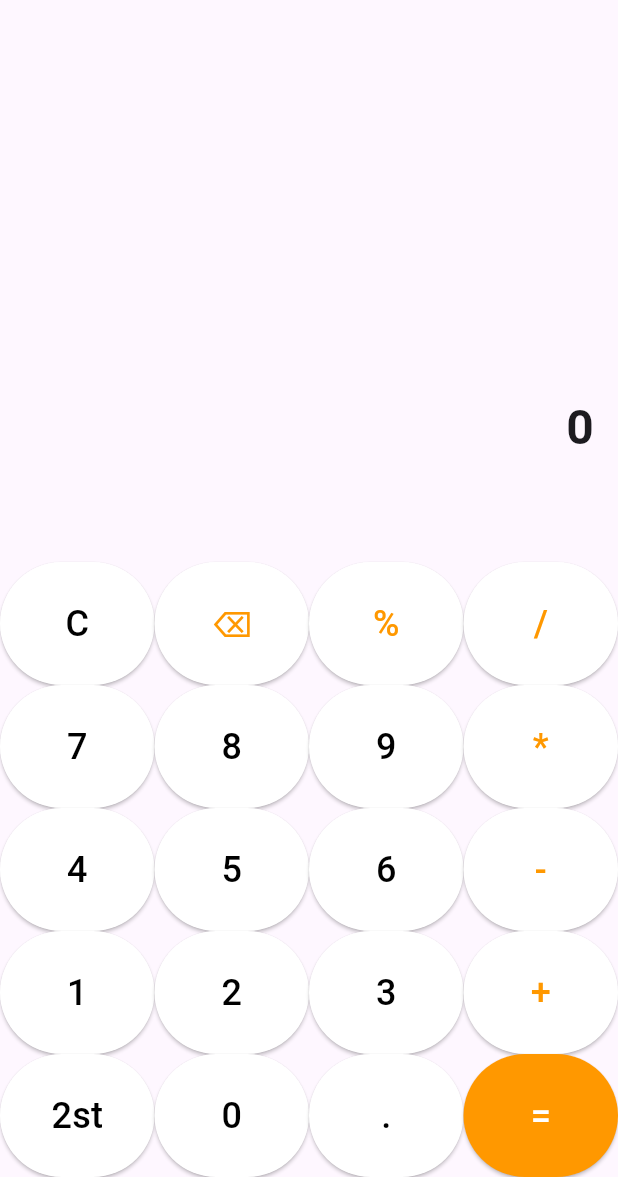
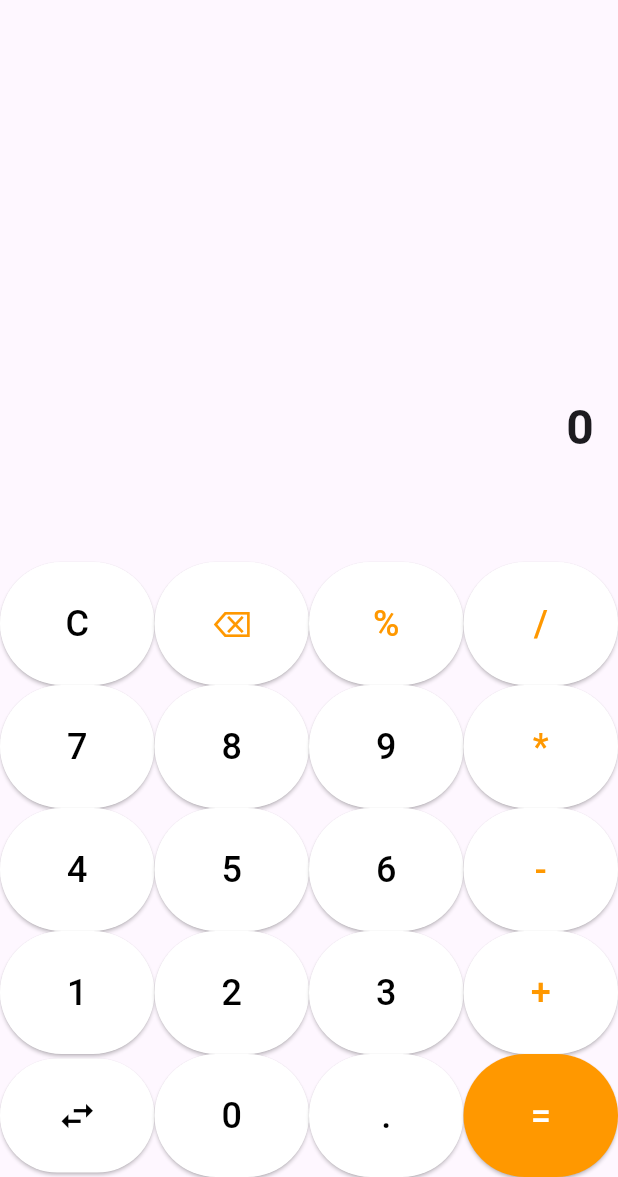
Before and after one commit to msharafice/Calculator, a Flutter app: the screen it shows after launch, after a tap on "Calculator", on a phone screen of 412 x 824 dp, the part 59-1236 px from its top. Run offline on Flutter 3.47's test engine with Material 3 defaults, Android fonts, the phone set to English and light mode, and no system bars; missing offline and left inert: math_parser.

Commit message:
Adding trigonometry & clean coding

```diff
--- /dev/null
+++ b/lib/calculator.dart
@@ -0,0 +1,120 @@
+import 'package:flutter/material.dart';
+import 'package:math_parser/math_parser.dart';
+import 'widgets.dart';
+
+class CalculatorScreen extends StatefulWidget {
+  const CalculatorScreen({super.key});
+
+  @override
+  CalculatorScreenState createState() => CalculatorScreenState();
+}
+
+class CalculatorScreenState extends State<CalculatorScreen> {
+  String input = "";
+  String result = "0";
+  bool showAdvancedKeyboard = false;
+  List<String> history = [];
+  bool showHistory = false;
+
+  void buttonPressed(String value) {
+    setState(() {
+      if (value == "C") {
+        input = "";
+        result = "0";
+      } else if (value == "⌫") {
+        if (input.isNotEmpty) {
+          input = input.substring(0, input.length - 1);
+        }
+      } else if (value == "=") {
+        try {
+          String formattedInput = input
+              .replaceAllMapped(RegExp(r'lg\s*\(?([\d.]+)\)?'),
+                  (match) => 'log(${match[1]},10)')
+              .replaceAllMapped(RegExp(r'ln\s*\(?([\d.]+)\)?'),
+                  (match) => 'log(${match[1]}, e)')
+              .replaceAllMapped(RegExp(r'sin\s*\(?([\d.]+)\)?'),
+                  (match) => 'sin((${match[1]} * pi / 180))')
+              .replaceAllMapped(RegExp(r'cos\s*\(?([\d.]+)\)?'),
+                  (match) => 'cos((${match[1]} * pi / 180))')
+              .replaceAllMapped(RegExp(r'tan\s*\(?([\d.]+)\)?'),
+                  (match) => 'tan((${match[1]} * pi / 180))');
+
+          final parser = MathNodeExpression.fromString(formattedInput);
+          final evaluated =
+              parser.calc(MathVariableValues({'pi': 3.141592653589793}));
+          result = evaluated
+              .toStringAsFixed(6)
+              .replaceAll(RegExp(r"0*$"), "")
+              .replaceAll(RegExp(r"\.$"), "");
+          history.add("$input = $result");
+        } catch (e) {
+          result = "خطا";
+        }
+      } else if (value == "2st") {
+        showAdvancedKeyboard = !showAdvancedKeyboard;
+      } else {
+        input += value;
+      }
+    });
+  }
+
+  @override
+  Widget build(BuildContext context) {
+    return Scaffold(
+      appBar: AppBar(
+        title: Row(
+          mainAxisAlignment: MainAxisAlignment.spaceAround,
+          children: [
+            GestureDetector(
+              onTap: () => setState(() => showHistory = false),
+              child: Text("Calculator",
+                  style: TextStyle(
+                      fontSize: 18,
+                      color: showHistory ? Colors.grey : Colors.black)),
+            ),
+            GestureDetector(
+              onTap: () => setState(() => showHistory = true),
+              child: Text("History",
+                  style: TextStyle(
+                      fontSize: 18,
+                      color: showHistory ? Colors.black : Colors.grey)),
+            ),
+          ],
+        ),
+      ),
+      body: showHistory
+          ? ListView.builder(
+              itemCount: history.length,
+              itemBuilder: (context, index) {
+                return ListTile(
+                  title: Text(history[index], style: TextStyle(fontSize: 18)),
+                );
+              },
+            )
+          : Column(
+              children: [
+                Expanded(
+                  child: Container(
+                    alignment: Alignment.centerRight,
+                    padding: EdgeInsets.all(16),
+                    child: Text(input, style: TextStyle(fontSize: 32)),
+                  ),
+                ),
+                Expanded(
+                  child: Container(
+                    alignment: Alignment.centerRight,
+                    padding: EdgeInsets.all(16),
+                    child: Text(result,
+                        style: TextStyle(
+                            fontSize: 32, fontWeight: FontWeight.bold)),
+                  ),
+                ),
+                // advanced keyboard
+                if (showAdvancedKeyboard) buildAdvancedKeyboard(buttonPressed),
+                // defult keyboard
+                if (!showAdvancedKeyboard) buildDefaultKeyboard(buttonPressed),
+              ],
+            ),
+    );
+  }
+}
--- a/lib/main.dart
+++ b/lib/main.dart
@@ -1,11 +1,13 @@
 import 'package:flutter/material.dart';
-import 'package:math_expressions/math_expressions.dart';
+import 'calculator.dart';
 
 void main() {
   runApp(CalculatorApp());
 }
 
 class CalculatorApp extends StatelessWidget {
+  const CalculatorApp({super.key});
+
   @override
   Widget build(BuildContext context) {
     return MaterialApp(
@@ -14,152 +16,3 @@ class CalculatorApp extends StatelessWidget {
     );
   }
 }
-
-class CalculatorScreen extends StatefulWidget {
-  @override
-  CalculatorScreenState createState() => CalculatorScreenState();
-}
-
-class CalculatorScreenState extends State<CalculatorScreen> {
-  String input = "";
-  String result = "0";
-  List<String> history = [];
-  bool showHistory = false;
-
-  void buttonPressed(String value) {
-    setState(() {
-      if (value == "C") {
-        input = "";
-        result = "0";
-      } else if (value == "⌫") {
-        if (input.isNotEmpty) {
-          input = input.substring(0, input.length - 1);
-        }
-      } else if (value == "=") {
-        try {
-          Parser p = Parser();
-          Expression exp = p.parse(input);
-          ContextModel cm = ContextModel();
-          double eval = exp.evaluate(EvaluationType.REAL, cm);
-          result = eval.toString();
-          history.add("$input = $result");
-        } catch (e) {
-          result = "error";
-        }
-      } else {
-        input += value;
-      }
-    });
-  }
-
-  Widget buildButton(String text) {
-    bool isOperator = "+-*/%⌫".contains(text);
-    bool isEqualButton = text == "=";
-    return Expanded(
-      child: ElevatedButton(
-        style: ElevatedButton.styleFrom(
-          padding: EdgeInsets.all(24),
-          backgroundColor: isEqualButton ? Colors.orange : Colors.white,
-        ),
-        onPressed: () => buttonPressed(text),
-        child: Text(
-          text,
-          style: TextStyle(
-            fontSize: 24,
-            color: isOperator
-                ? Colors.orange
-                : (isEqualButton ? Colors.white : Colors.black),
-          ),
-        ),
-      ),
-    );
-  }
-
-  @override
-  Widget build(BuildContext context) {
-    return Scaffold(
-      appBar: AppBar(
-        title: Row(
-          mainAxisAlignment: MainAxisAlignment.spaceAround,
-          children: [
-            GestureDetector(
-              onTap: () => setState(() => showHistory = false),
-              child: Text("Calculator",
-                  style: TextStyle(
-                      fontSize: 18,
-                      color: showHistory ? Colors.grey : Colors.black)),
-            ),
-            GestureDetector(
-              onTap: () => setState(() => showHistory = true),
-              child: Text("History",
-                  style: TextStyle(
-                      fontSize: 18,
-                      color: showHistory ? Colors.black : Colors.grey)),
-            ),
-          ],
-        ),
-      ),
-      body: showHistory
-          ? ListView.builder(
-              itemCount: history.length,
-              itemBuilder: (context, index) {
-                return ListTile(
-                  title: Text(history[index], style: TextStyle(fontSize: 18)),
-                );
-              },
-            )
-          : Column(
-              children: [
-                Expanded(
-                  child: Container(
-                    alignment: Alignment.centerRight,
-                    padding: EdgeInsets.all(16),
-                    child: Text(input, style: TextStyle(fontSize: 32)),
-                  ),
-                ),
-                Expanded(
-                  child: Container(
-                    alignment: Alignment.centerRight,
-                    padding: EdgeInsets.all(16),
-                    child: Text(result,
-                        style: TextStyle(
-                            fontSize: 32, fontWeight: FontWeight.bold)),
-                  ),
-                ),
-                Row(
-                  children: [
-                    buildButton("C"),
-                    buildButton("⌫"),
-                    buildButton("%"),
-                    buildButton("/")
-                  ],
-                ),
-                Row(children: [
-                  buildButton("7"),
-                  buildButton("8"),
-                  buildButton("9"),
-                  buildButton("*")
-                ]),
-                Row(children: [
-                  buildButton("4"),
-                  buildButton("5"),
-                  buildButton("6"),
-                  buildButton("-")
-                ]),
-                Row(children: [
-                  buildButton("1"),
-                  buildButton("2"),
-                  buildButton("3"),
-                  buildButton("+")
-                ]),
-                Row(children: [
-                  buildButton("2st"),
-                  buildButton("0"),
-                  buildButton("."),
-                  buildButton("=")
-                ]),
-              ],
-            ),
-    );
-  }
-}
--- /dev/null
+++ b/lib/widgets.dart
@@ -0,0 +1,113 @@
+import 'package:flutter/material.dart';
+
+Widget buildDefaultKeyboard(Function buttonPressed) {
+  return Column(
+    children: [
+      Row(children: [
+        buildButton("C", buttonPressed, null),
+        buildButton("⌫", buttonPressed, null),
+        buildButton("%", buttonPressed, null),
+        buildButton("/", buttonPressed, null),
+      ]),
+      Row(children: [
+        buildButton("7", buttonPressed, null),
+        buildButton("8", buttonPressed, null),
+        buildButton("9", buttonPressed, null),
+        buildButton("*", buttonPressed, null),
+      ]),
+      Row(children: [
+        buildButton("4", buttonPressed, null),
+        buildButton("5", buttonPressed, null),
+        buildButton("6", buttonPressed, null),
+        buildButton("-", buttonPressed, null),
+      ]),
+      Row(children: [
+        buildButton("1", buttonPressed, null),
+        buildButton("2", buttonPressed, null),
+        buildButton("3", buttonPressed, null),
+        buildButton("+", buttonPressed, null),
+      ]),
+      Row(children: [
+        buildButton("2st", buttonPressed, Icons.swap_horiz),
+        buildButton("0", buttonPressed, null),
+        buildButton(".", buttonPressed, null),
+        buildButton("=", buttonPressed, null),
+      ]),
+    ],
+  );
+}
+
+Widget buildAdvancedKeyboard(Function buttonPressed) {
+  return Column(
+    children: [
+      Row(children: [
+        buildButton("", buttonPressed, null),
+        buildButton("sin", buttonPressed, null),
+        buildButton("cos", buttonPressed, null),
+        buildButton("tan", buttonPressed, null),
+      ]),
+      Row(children: [
+        buildButton("lg", buttonPressed, null),
+        buildButton("ln", buttonPressed, null),
+        buildButton("(", buttonPressed, null),
+        buildButton(")", buttonPressed, null),
+      ]),
+      Row(children: [
+        buildButton("C", buttonPressed, null),
+        buildButton("⌫", buttonPressed, null),
+        buildButton("%", buttonPressed, null),
+        buildButton("/", buttonPressed, null),
+      ]),
+      Row(children: [
+        buildButton("7", buttonPressed, null),
+        buildButton("8", buttonPressed, null),
+        buildButton("9", buttonPressed, null),
+        buildButton("*", buttonPressed),
+      ]),
+      Row(children: [
+        buildButton("4", buttonPressed, null),
+        buildButton("5", buttonPressed, null),
+        buildButton("6", buttonPressed, null),
+        buildButton("-", buttonPressed, null),
+      ]),
+      Row(children: [
+        buildButton("1", buttonPressed, null),
+        buildButton("2", buttonPressed, null),
+        buildButton("3", buttonPressed, null),
+        buildButton("+", buttonPressed, null),
+      ]),
+      Row(children: [
+        buildButton("2st", buttonPressed, Icons.swap_horiz),
+        buildButton("0", buttonPressed, null),
+        buildButton(".", buttonPressed, null),
+        buildButton("=", buttonPressed, null),
+      ]),
+    ],
+  );
+}
+
+Widget buildButton(String text, Function buttonPressed, [IconData? icon]) {
+  bool isOperator = "+-*/%⌫".contains(text);
+  bool isEqualButton = text == "=";
+  return Expanded(
+    child: ElevatedButton(
+      style: ElevatedButton.styleFrom(
+        padding: EdgeInsets.all(24),
+        backgroundColor: isEqualButton ? Colors.orange : Colors.white,
+      ),
+      onPressed: () => buttonPressed(text),
+      child: icon != null
+          ? Icon(icon,
+              size: 28, color: isOperator ? Colors.orange : Colors.black)
+          : Text(
+              text,
+              style: TextStyle(
+                fontSize: 24,
+                color: isOperator
+                    ? Colors.orange
+                    : (isEqualButton ? Colors.white : Colors.black),
+              ),
+            ),
+    ),
+  );
+}
--- a/pubspec.yaml
+++ b/pubspec.yaml
@@ -35,6 +35,7 @@ dependencies:
   # Use with the CupertinoIcons class for iOS style icons.
   cupertino_icons: ^1.0.8
   math_expressions: ^2.5.0
+  math_parser: ^1.5.1
 
 dev_dependencies:
   flutter_test:
```
Also changed, not shown: pubspec.lock.
